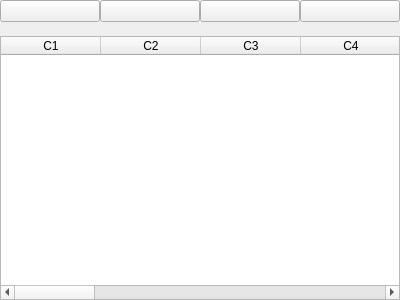
Qt form src/view/ui/project_tutorial/list.ui (fersilentt/ProgrammingDirectories) before a commit.
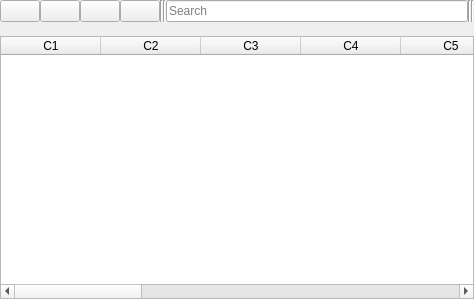
The same form after that commit.

```diff
--- a/src/view/ui/project_tutorial/list.ui
+++ b/src/view/ui/project_tutorial/list.ui
@@ -6,8 +6,8 @@
    <rect>
     <x>0</x>
     <y>0</y>
-    <width>400</width>
-    <height>300</height>
+    <width>474</width>
+    <height>299</height>
    </rect>
   </property>
   <property name="windowTitle">
@@ -31,6 +31,9 @@
    </property>
    <item>
     <layout class="QHBoxLayout" name="horizontalLayout">
+     <property name="spacing">
+      <number>0</number>
+     </property>
      <item>
       <widget class="QPushButton" name="pbAdd">
        <property name="text">
@@ -59,6 +62,41 @@
        </property>
       </widget>
      </item>
+     <item>
+      <widget class="Line" name="line">
+       <property name="orientation">
+        <enum>Qt::Vertical</enum>
+       </property>
+      </widget>
+     </item>
+     <item>
+      <widget class="Line" name="line_2">
+       <property name="orientation">
+        <enum>Qt::Vertical</enum>
+       </property>
+      </widget>
+     </item>
+     <item>
+      <widget class="QLineEdit" name="leSearch">
+       <property name="placeholderText">
+        <string>Search</string>
+       </property>
+      </widget>
+     </item>
+     <item>
+      <widget class="Line" name="line_3">
+       <property name="orientation">
+        <enum>Qt::Vertical</enum>
+       </property>
+      </widget>
+     </item>
+     <item>
+      <widget class="Line" name="line_4">
+       <property name="orientation">
+        <enum>Qt::Vertical</enum>
+       </property>
+      </widget>
+     </item>
     </layout>
    </item>
    <item>
```
